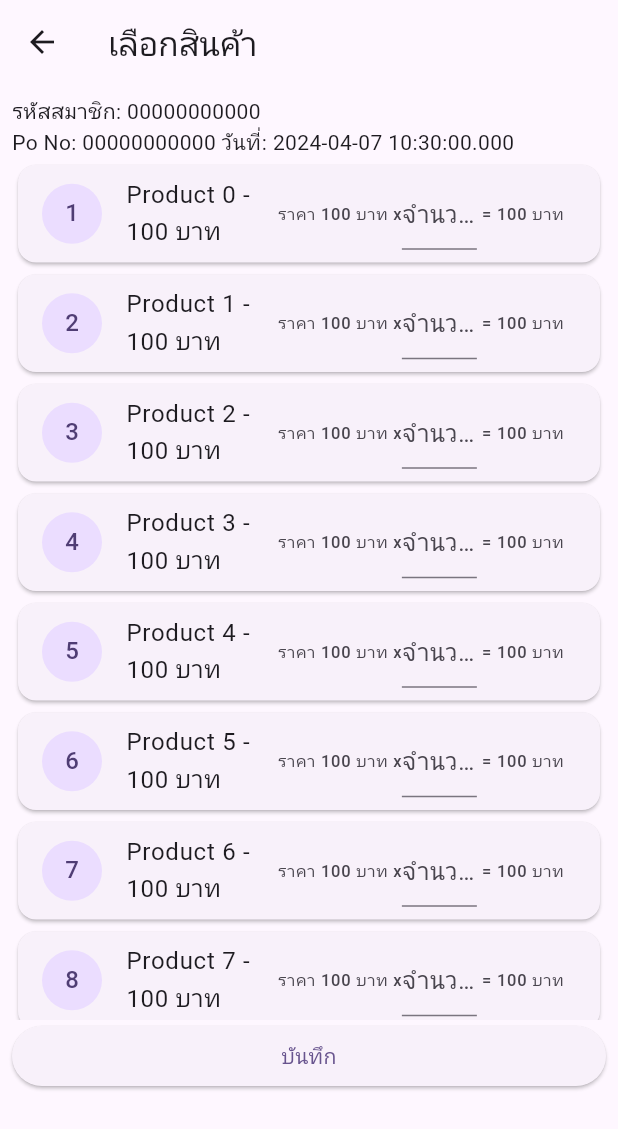
After one commit to Bxbyi3ear/Flutter_SQLite_Project, a Flutter app: the SelectProductsScreen screen opened directly, on a phone screen of 412 x 824 dp. The commit adds this screen. Shown: the top 1129 px of the screen. Run offline on Flutter 3.47's test engine with Material 3 defaults, Android fonts, the phone set to English and light mode, and no system bars.

Commit message:
:sparkles: Update workspace file and add new screen for selecting products

```diff
--- a/sqlite/lib/buyProduct.dart
+++ b/sqlite/lib/buyProduct.dart
@@ -22,7 +22,7 @@ class _ProductState extends State<Product> {
       ),
       body: Center(
         child: Column(
-          mainAxisAlignment: MainAxisAlignment.center,
+          mainAxisAlignment: MainAxisAlignment.start,
           children: [
             DropdownButton<Map<String, dynamic>>(
               hint: Text('รหัสสมาชิก - ชื่อสมาชิก'),
@@ -39,6 +39,7 @@ class _ProductState extends State<Product> {
                 );
               }).toList(),
             ),
+            Spacer(),
             ElevatedButton(
               onPressed: () {
                 Navigator.push(
@@ -46,7 +47,7 @@ class _ProductState extends State<Product> {
                   MaterialPageRoute(builder: (context) => checkbox(selectedMember: selectedMember!)),
                 );
               },
-              child: Text('ตกลง'),
+              child: const Text('ตกลง'),
             ),
           ],
         ),
--- a/sqlite/lib/main.dart
+++ b/sqlite/lib/main.dart
@@ -1,5 +1,7 @@
 import 'package:flutter/material.dart';
 import 'package:sqlite/home.dart';
+
+import 'select_products_screen.dart';
 
 void main() {
   runApp(const MyApp());
@@ -34,6 +36,7 @@ class MyApp extends StatelessWidget {
       ),
       // home: const MyHomePage(title: 'Flutter Demo Home Page'),
       home: Home(),
+      // home: SelectProductsScreen(),
     );
   }
 }
--- /dev/null
+++ b/sqlite/lib/select_products_screen.dart
@@ -0,0 +1,77 @@
+import 'package:flutter/material.dart';
+
+class SelectProductsScreen extends StatefulWidget {
+  const SelectProductsScreen({super.key});
+
+  @override
+  State<SelectProductsScreen> createState() => _SelectProductsScreenState();
+}
+
+class _SelectProductsScreenState extends State<SelectProductsScreen> {
+  @override
+  Widget build(BuildContext context) {
+    return Scaffold(
+      appBar: AppBar(
+        title: const Text('เลือกสินค้า'),
+      ),
+      body: SingleChildScrollView(
+        child: Padding(
+          padding: const EdgeInsets.all(8.0),
+          child: Column(
+            children: [
+              Row(
+                children: [Text("รหัสสมาชิก: 00000000000")],
+              ),
+              Row(
+                children: [
+                  Text("Po No: 00000000000 วันที่: ${DateTime.now().toLocal()}")
+                ],
+              ),
+              Container(
+                height: MediaQuery.of(context).size.height - 250,
+                child: ListView.builder(
+                  itemCount: 15,
+                  itemBuilder: (context, index) {
+                    return Card(
+                      child: ListTile(
+                          leading: CircleAvatar(
+                            child: Text('${index + 1}'),
+                          ),
+                          title: Text('Product ${index} - 100 บาท'),
+                          trailing: Row(
+                            mainAxisSize: MainAxisSize.min,
+                            children: [
+                              Text("ราคา 100 บาท x"),
+                              SizedBox(
+                                width: 50, // Example width for the TextField
+                                child: TextField(
+                                  decoration:
+                                      const InputDecoration(hintText: 'จำนวนสินค้า'),
+                                  keyboardType: TextInputType.number,
+                                  onChanged: (value) {
+                                    print(value);
+                                  },
+                                ),
+                              ),
+                              Text(" = 100 บาท")
+                            ],
+                          )),
+                    );
+                  },
+                ),
+              ),
+              // button max width
+              SizedBox(
+                width: double.infinity,
+                child: ElevatedButton(
+                  onPressed: () {},
+                  child: Text('บันทึก'),
+                ),
+              ),
+            ],
+          ),
+        ),
+      ),
+    );
+  }
+}
```
Also changed, not shown: sqlite/lib/checkboxProduct.dart (+8 -1 lines), sqlite/lib/report.dart (+21 -6 lines), sqlite/lib/select_po_screen.dart (added, +48 -0 lines), 3 other files.
